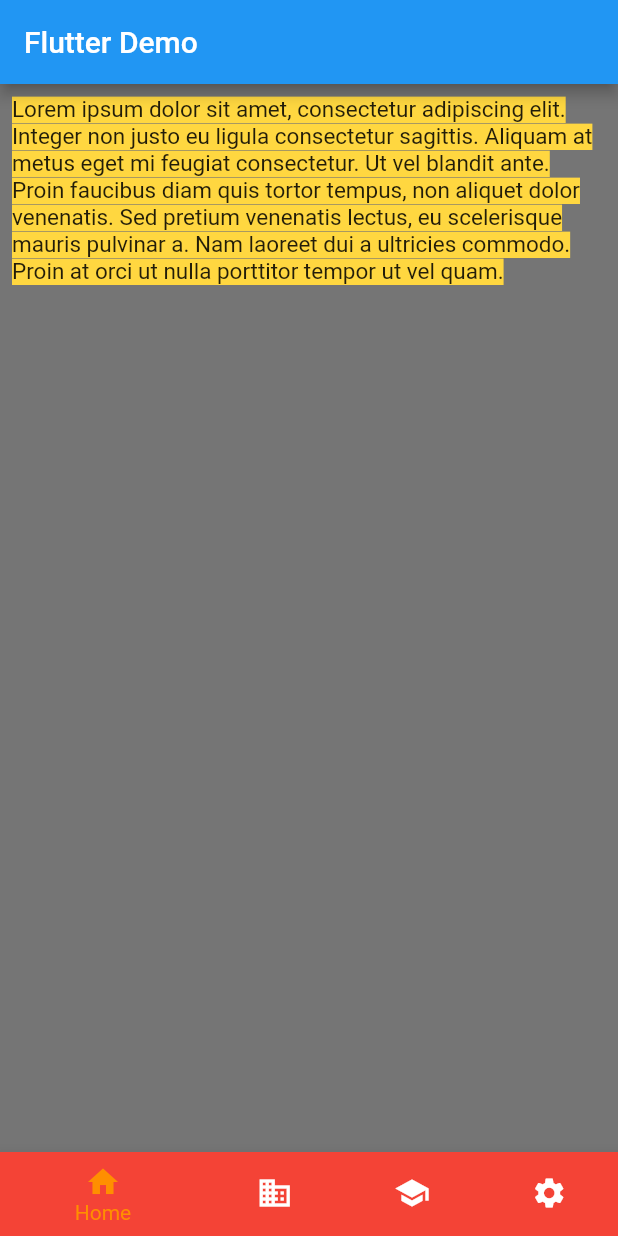
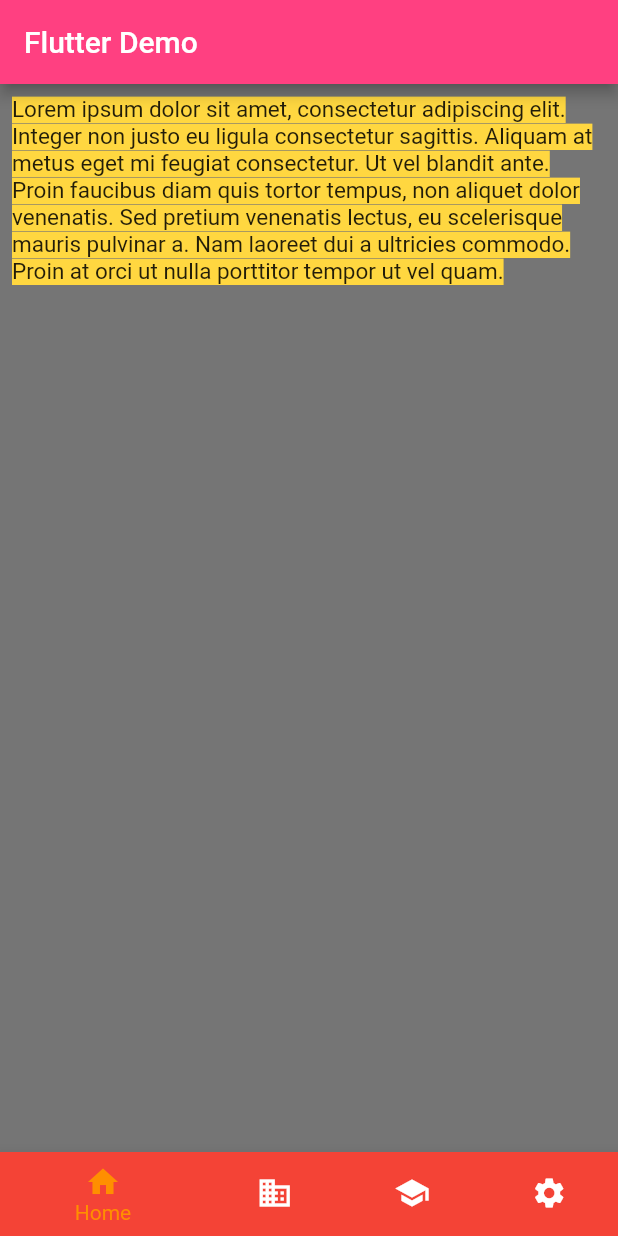
Before and after one commit to KHALEDKHLYAN/DemonstratingFlutter, a Flutter app: the screen it shows after launch, on a phone screen of 412 x 824 dp. Run offline on Flutter 3.47's test engine with Material 2 defaults, Android fonts, the light colour scheme and no system bars.

Commit message:
image color

```diff
--- a/lib/main.dart
+++ b/lib/main.dart
@@ -59,12 +59,11 @@ class _HomeWidgetState extends State<HomeWidget> {
       backgroundColor: Colors.black54,
       appBar: AppBar(
         title: const Text('Flutter Demo'),
+        backgroundColor: Colors.pinkAccent,
       ),
       body: const Padding(
         padding: EdgeInsets.all(8.0),
-        child: Column(
-          children: [
-            Text(
+        child: Text(
           'Lorem ipsum dolor sit amet, consectetur adipiscing elit. Integer non justo eu ligula consectetur sagittis. Aliquam at metus eget mi feugiat consectetur. Ut vel blandit ante. Proin faucibus diam quis tortor tempus, non aliquet dolor venenatis. Sed pretium venenatis lectus, eu scelerisque mauris pulvinar a. Nam laoreet dui a ultricies commodo. Proin at orci ut nulla porttitor tempor ut vel quam.',
           style: TextStyle(
             color: Colors.black87,
@@ -73,11 +72,6 @@ class _HomeWidgetState extends State<HomeWidget> {
             backgroundColor: Colors.amberAccent,
           ),
         ),
-            Expanded(
-              child: Center(),
-            )
-          ],
-        ),
       ),
     );
   }
--- a/pubspec.yaml
+++ b/pubspec.yaml
@@ -78,8 +78,8 @@ flutter:
   uses-material-design: true
 
   # To add assets to your application, add an assets section, like this:
-  # assets:
-  #   - images/a_dot_burr.jpeg
+  assets:
+    - images/
   #   - images/a_dot_ham.jpeg
 
   # An image asset can refer to one or more resolution-specific "variants", see
```
Lines whose indentation alone changed are shown as unchanged.
